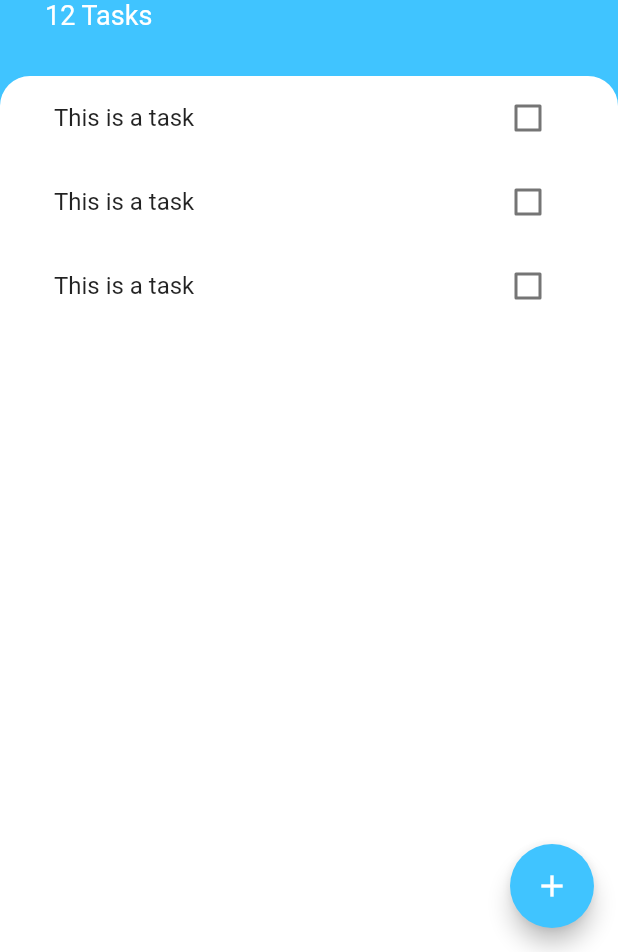
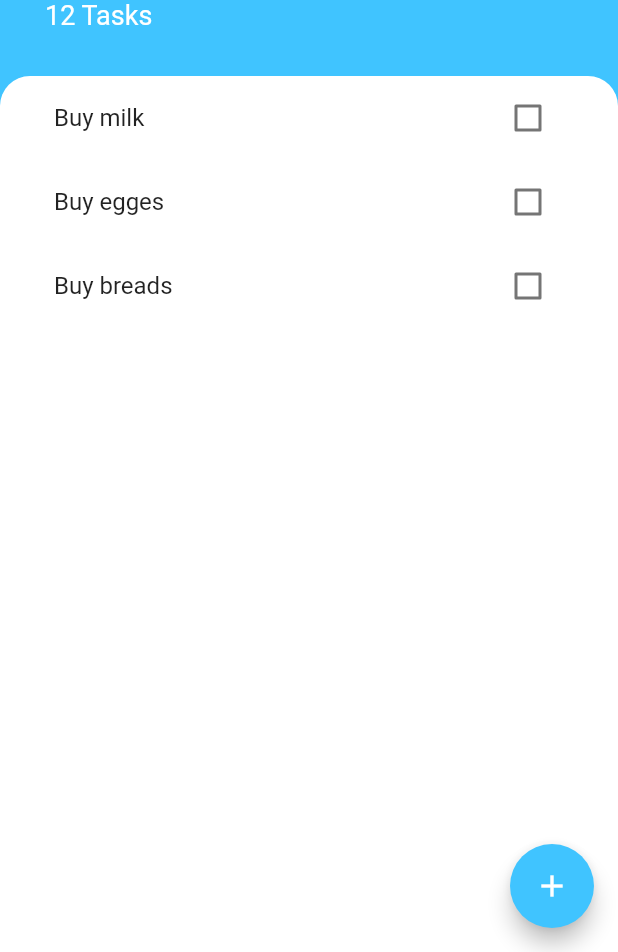
Before and after one commit to josenaves/todoey_flutter, a Flutter app: the screen it shows after launch, on a phone screen of 412 x 824 dp, the part 284-1236 px from its top. Run offline on Flutter 3.47's test engine with Material 2 defaults, Android fonts, the phone set to English and light mode, and no system bars.

Commit message:
feat: Add ListView builder

```diff
--- /dev/null
+++ b/lib/models/task.dart
@@ -0,0 +1,10 @@
+class Task {
+  final String name;
+  bool isDone;
+
+  Task({this.name, this.isDone = false});
+
+  void toggleDone() {
+    isDone = !isDone;
+  }
+}
--- a/lib/widgets/task_tile.dart
+++ b/lib/widgets/task_tile.dart
@@ -1,46 +1,26 @@
 import 'package:flutter/material.dart';
 
-class TaskTile extends StatefulWidget {
-  @override
-  _TaskTileState createState() => _TaskTileState();
-}
+class TaskTile extends StatelessWidget {
+  final bool isChecked;
+  final String taskTitle;
+  final Function checkboxCallback;
 
-class _TaskTileState extends State<TaskTile> {
-  bool isChecked = false;
+  TaskTile({this.isChecked, this.taskTitle, this.checkboxCallback});
 
   @override
   Widget build(BuildContext context) {
     return ListTile(
       title: Text(
-        'This is a task',
+        taskTitle,
         style: TextStyle(
           decoration: isChecked ? TextDecoration.lineThrough : null,
         ),
       ),
-      trailing: TaskCheckbox(
-        checkboxState: isChecked,
-        toggleCheckboxState: (bool checkboxState) {
-          setState(() {
-            isChecked = checkboxState;
-          });
-        },
+      trailing: Checkbox(
+        activeColor: Colors.lightBlueAccent,
+        value: isChecked,
+        onChanged: checkboxCallback,
       ),
     );
   }
 }
-
-class TaskCheckbox extends StatelessWidget {
-  final bool checkboxState;
-  final Function toggleCheckboxState;
-
-  TaskCheckbox({this.checkboxState, this.toggleCheckboxState});
-
-  @override
-  Widget build(BuildContext context) {
-    return Checkbox(
-      activeColor: Colors.lightBlueAccent,
-      value: checkboxState,
-      onChanged: this.toggleCheckboxState,
-    );
-  }
-}
--- a/lib/widgets/tasks_list.dart
+++ b/lib/widgets/tasks_list.dart
@@ -1,16 +1,33 @@
 import 'package:flutter/material.dart';
+import 'package:todoey_flutter/models/task.dart';
+import 'package:todoey_flutter/widgets/task_tile.dart';
 
-import './task_tile.dart';
+class TasksList extends StatefulWidget {
+  @override
+  _TasksListState createState() => _TasksListState();
+}
 
-class TasksList extends StatelessWidget {
+class _TasksListState extends State<TasksList> {
+  List<Task> tasks = [
+    Task(name: 'Buy milk'),
+    Task(name: 'Buy egges'),
+    Task(name: 'Buy breads'),
+  ];
+
   @override
   Widget build(BuildContext context) {
-    return ListView(
-      children: <Widget>[
-        new TaskTile(),
-        new TaskTile(),
-        new TaskTile(),
-      ],
+    return ListView.builder(
+      itemBuilder: (context, index) {
+        return TaskTile(
+            taskTitle: tasks[index].name,
+            isChecked: tasks[index].isDone,
+            checkboxCallback: (checkState) {
+              setState(() {
+                tasks[index].toggleDone();
+              });
+            });
+      },
+      itemCount: tasks.length,
     );
   }
 }
```
